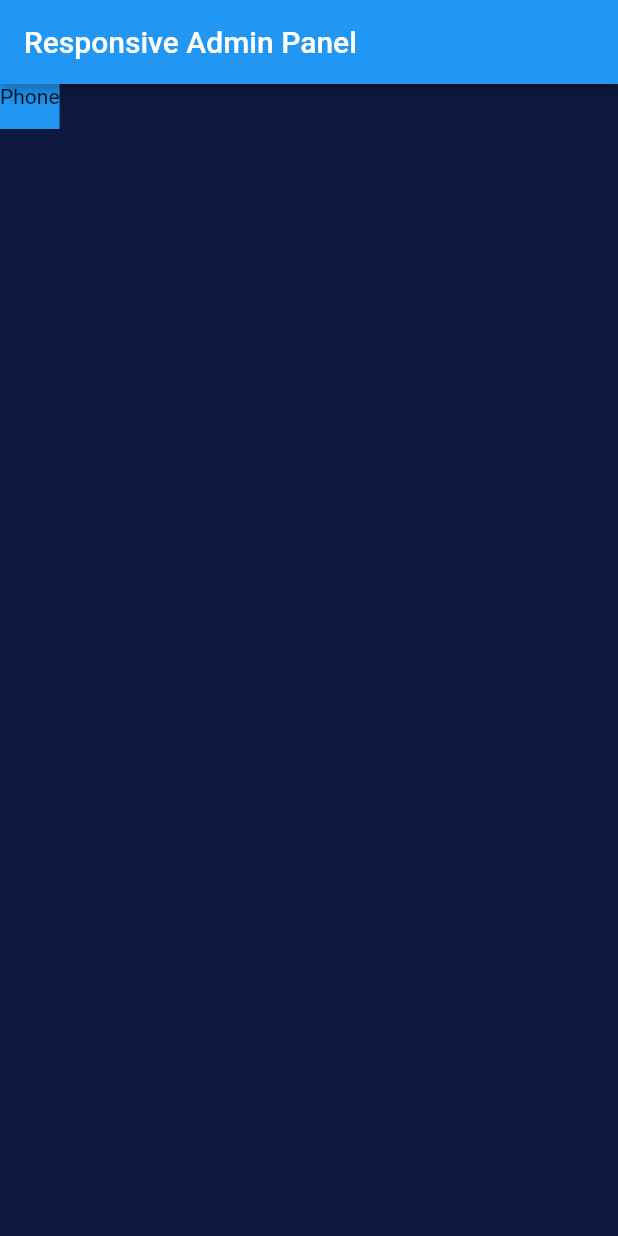
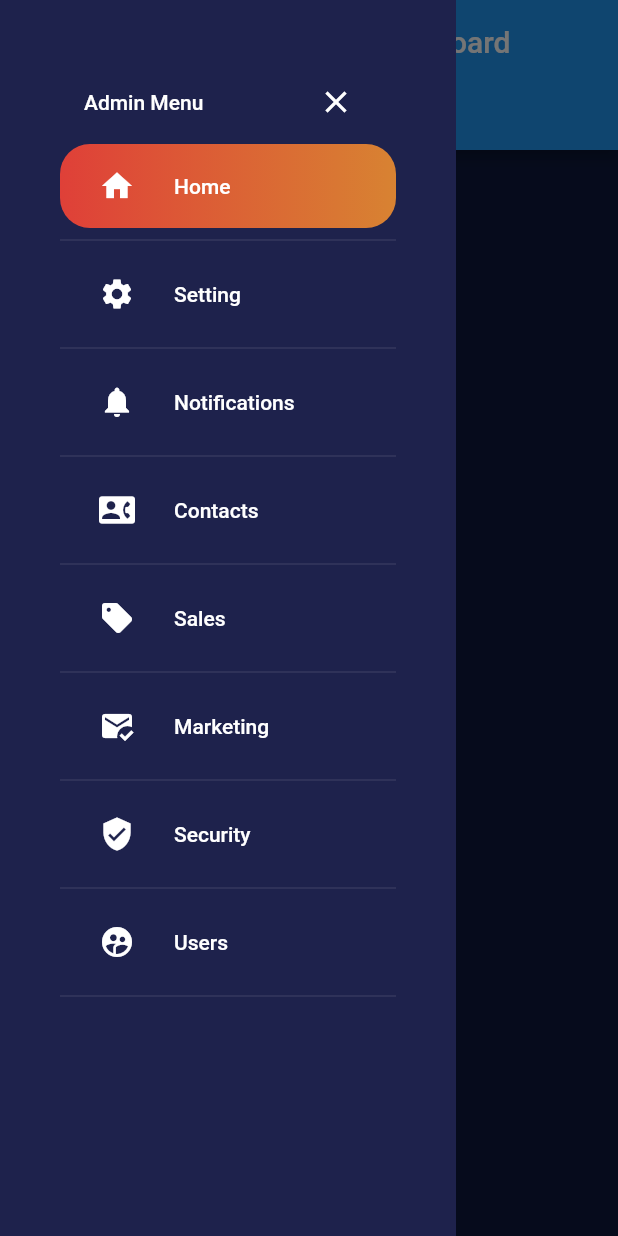
Before and after one commit to ishworpanta10/flutter_responsive_admin_panel, a Flutter app: the screen it shows after launch, with the side drawer open (before the commit the screen has no drawer), on a phone screen of 412 x 824 dp. Run offline on Flutter 3.47's test engine with Material 2 defaults, Android fonts, the light colour scheme and no system bars.

Commit message:
added drawer

```diff
--- a/lib/main.dart
+++ b/lib/main.dart
@@ -1,6 +1,7 @@
 import 'package:flutter/material.dart';
-import 'package:responsive_admin_panel/constants/constants.dart';
-import 'package:responsive_admin_panel/widget_tree.dart';
+
+import 'constants/constants.dart';
+import 'widget_tree.dart';
 
 void main() {
   runApp(MyApp());
@@ -10,10 +11,12 @@ class MyApp extends StatelessWidget {
   @override
   Widget build(BuildContext context) {
     return MaterialApp(
+      debugShowCheckedModeBanner: false,
       title: 'Responsive Admin Panel',
       theme: ThemeData(
-        primarySwatch: Colors.blue, scaffoldBackgroundColor: Constants.purpleDark,
-        canvasColor: Colors.red, //Constants.purpleLight,
+        primarySwatch: Colors.blue,
+        scaffoldBackgroundColor: Constants.purpleDark,
+        canvasColor: Constants.purpleLight,
       ),
       home: WidgetTree(),
     );
--- /dev/null
+++ b/lib/model/models.dart
@@ -0,0 +1,16 @@
+import 'package:flutter/material.dart';
+
+class ButtonsInfo {
+  ButtonsInfo({required this.title, required this.icon});
+
+  String title;
+  IconData icon;
+}
+
+class Task {
+  Task({required this.task, required this.taskValue, required this.color});
+
+  String task;
+  double taskValue;
+  Color color;
+}
--- /dev/null
+++ b/lib/screens/drawer.dart
@@ -0,0 +1,104 @@
+import 'package:flutter/material.dart';
+
+import '../constants/constants.dart';
+import '../model/models.dart';
+import '../responsive_layout.dart';
+
+int _currentIndex = 0;
+
+List<ButtonsInfo> _buttonNames = [
+  ButtonsInfo(title: "Home", icon: Icons.home),
+  ButtonsInfo(title: "Setting", icon: Icons.settings),
+  ButtonsInfo(title: "Notifications", icon: Icons.notifications),
+  ButtonsInfo(title: "Contacts", icon: Icons.contact_phone_rounded),
+  ButtonsInfo(title: "Sales", icon: Icons.sell),
+  ButtonsInfo(title: "Marketing", icon: Icons.mark_email_read),
+  ButtonsInfo(title: "Security", icon: Icons.verified_user),
+  ButtonsInfo(title: "Users", icon: Icons.supervised_user_circle_rounded),
+];
+
+class DrawerPage extends StatefulWidget {
+  @override
+  _DrawerPageState createState() => _DrawerPageState();
+}
+
+class _DrawerPageState extends State<DrawerPage> {
+  @override
+  Widget build(BuildContext context) {
+    return Drawer(
+      elevation: 0,
+      child: SingleChildScrollView(
+        child: Padding(
+          padding: const EdgeInsets.all(Constants.kPadding * 4),
+          child: Column(
+            children: [
+              ListTile(
+                title: const Text(
+                  "Admin Menu",
+                  style: TextStyle(
+                    color: Colors.white,
+                  ),
+                ),
+                trailing: !ResponsiveLayout.isComputer(context)
+                    ? IconButton(
+                        onPressed: () {
+                          Navigator.pop(context);
+                        },
+                        icon: const Icon(Icons.close, color: Colors.white),
+                      )
+                    : null,
+              ),
+              ...List.generate(
+                _buttonNames.length,
+                (index) => Column(
+                  children: [
+                    Container(
+                      decoration: index == _currentIndex
+                          ? BoxDecoration(
+                              borderRadius: BorderRadius.circular(20),
+                              gradient: LinearGradient(
+                                colors: [
+                                  Constants.red.withOpacity(0.9),
+                                  Constants.orange.withOpacity(0.9),
+                                ],
+                              ),
+                            )
+                          : null,
+                      child: ListTile(
+                        title: Text(
+                          _buttonNames[index].title,
+                          style: const TextStyle(
+                            color: Colors.white,
+                          ),
+                        ),
+                        leading: Padding(
+                          padding: const EdgeInsets.all(Constants.kPadding),
+                          child: Icon(
+                            _buttonNames[index].icon,
+                            color: Colors.white,
+                          ),
+                        ),
+                        onTap: () {
+                          setState(() {
+                            _currentIndex = index;
+                          });
+                        },
+                        shape: RoundedRectangleBorder(
+                          borderRadius: BorderRadius.circular(20),
+                        ),
+                      ),
+                    ),
+                    const Divider(
+                      color: Colors.white,
+                      thickness: 0.1,
+                    ),
+                  ],
+                ),
+              ),
+            ],
+          ),
+        ),
+      ),
+    );
+  }
+}
--- a/lib/widget_tree.dart
+++ b/lib/widget_tree.dart
@@ -1,20 +1,24 @@
 import 'package:flutter/material.dart';
+import 'package:responsive_admin_panel/screens/drawer.dart';
 
 import 'responsive_layout.dart';
+import 'widgets/widgets.dart';
 
 class WidgetTree extends StatelessWidget {
   @override
   Widget build(BuildContext context) {
     return Scaffold(
-      appBar: AppBar(
-        title: const Text("Responsive Admin Panel"),
+      appBar: PreferredSize(
+        preferredSize: const Size(double.infinity, 100),
+        child: (ResponsiveLayout.isTinyLimit(context) || ResponsiveLayout.isTinyHeightLimit(context)) ? Container() : customAppBar,
       ),
+      drawer: ResponsiveLayout.isComputer(context) ? null : DrawerPage(),
       body: ResponsiveLayout(
-        tinyWidget: Container(height: 30, color: Colors.red, child: const Text('Tiny')),
-        phoneWidget: Container(height: 30, color: Colors.blue, child: const Text('Phone')),
-        tabletWidget: Container(height: 30, color: Colors.teal, child: const Text('Tablet')),
-        largeTabletWidget: Container(height: 30, color: Colors.orange, child: const Text('Large Tablet')),
-        computerWidget: Container(height: 30, color: Colors.green, child: const Text('Computer')),
+        tinyWidget: Container(color: Colors.red, child: const Text('Tiny')),
+        phoneWidget: Container(color: Colors.blue, child: const Text('Phone')),
+        tabletWidget: Container(color: Colors.teal, child: const Text('Tablet')),
+        largeTabletWidget: Container(color: Colors.orange, child: const Text('Large Tablet')),
+        computerWidget: Container(color: Colors.green, child: const Text('Computer')),
       ),
     );
   }
--- /dev/null
+++ b/lib/widgets/widgets.dart
@@ -0,0 +1,5 @@
+import 'package:flutter/material.dart';
+
+AppBar customAppBar = AppBar(
+  title: const Text('Responsive Admin Dashboard'),
+);
```
